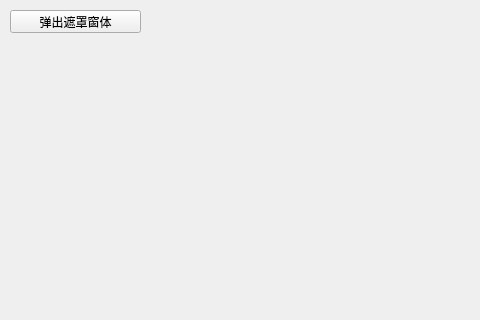
feiyangqingyun/QWidgetDemo, file maskwidget/frmmaskwidget.ui: the form before one commit; both pictures show x 0 to 480 and y 0 to 320 of the 600 by 480 pixel window.
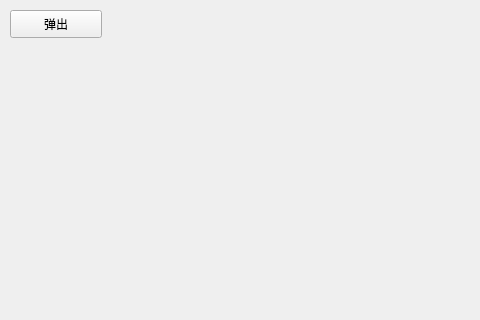
The form after the commit.

```diff
--- a/maskwidget/frmmaskwidget.ui
+++ b/maskwidget/frmmaskwidget.ui
@@ -18,12 +18,12 @@
     <rect>
      <x>10</x>
      <y>10</y>
-     <width>131</width>
-     <height>23</height>
+     <width>92</width>
+     <height>28</height>
     </rect>
    </property>
    <property name="text">
-    <string>弹出遮罩窗体</string>
+    <string>弹出</string>
    </property>
   </widget>
  </widget>
```
